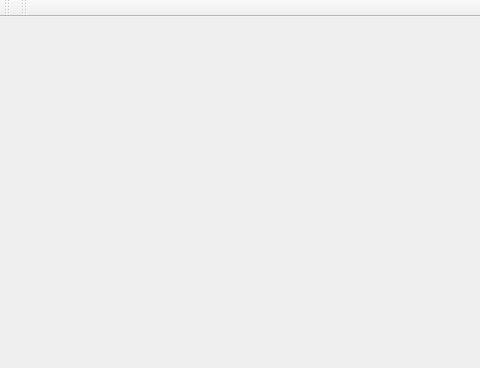
First picture: the form in mainwindow.ui, repository GiddaZhang/DDL_Management, before the edit; both pictures show x 0 to 480 and y 0 to 368 of the 616 by 509 pixel window.
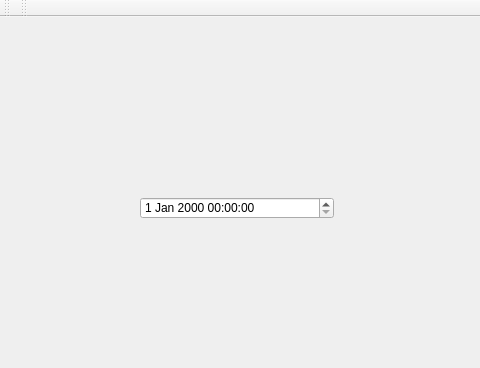
Second picture: the form after the edit.

Patch:
```diff
--- a/mainwindow.ui
+++ b/mainwindow.ui
@@ -13,7 +13,18 @@
   <property name="windowTitle">
    <string>MainWindow</string>
   </property>
-  <widget class="QWidget" name="centralWidget"/>
+  <widget class="QWidget" name="centralWidget">
+   <widget class="QDateTimeEdit" name="dateTimeEdit">
+    <property name="geometry">
+     <rect>
+      <x>140</x>
+      <y>180</y>
+      <width>194</width>
+      <height>22</height>
+     </rect>
+    </property>
+   </widget>
+  </widget>
   <widget class="QMenuBar" name="menuBar">
    <property name="geometry">
     <rect>
```
